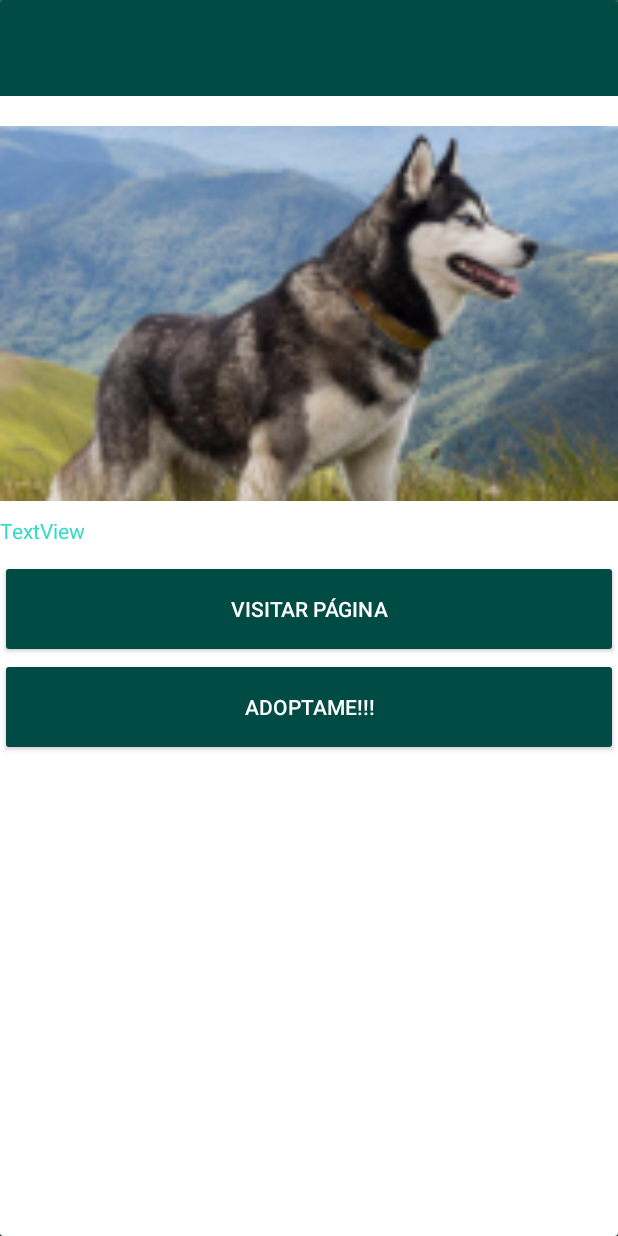
After one commit to andreww44/Patitas_Huachitos, an Android app: the FormularioActivity screen opened directly, with no data from a screen before it, on a phone screen of 412 x 824 dp. The commit adds this screen. Run offline under Robolectric (Android 15) with nearby library versions, the phone set to English and light mode, and no system bars.

Commit message:
Me falta el formulario

```diff
--- a/app/build.gradle.kts
+++ b/app/build.gradle.kts
@@ -26,6 +26,10 @@ android {
             )
         }
     }
+    buildFeatures{
+        viewBinding = true
+    }
+
     compileOptions {
         sourceCompatibility = JavaVersion.VERSION_1_8
         targetCompatibility = JavaVersion.VERSION_1_8
--- a/app/src/main/AndroidManifest.xml
+++ b/app/src/main/AndroidManifest.xml
@@ -2,7 +2,7 @@
 <manifest xmlns:android="http://schemas.android.com/apk/res/android"
     xmlns:tools="http://schemas.android.com/tools">
 
-    <uses-permission android:name="android.permission.INTERNET"></uses-permission>
+    <uses-permission android:name="android.permission.INTERNET" />
 
     <application
         android:allowBackup="true"
@@ -14,6 +14,9 @@
         android:supportsRtl="true"
         android:theme="@style/Theme.Patitas"
         tools:targetApi="31">
+        <activity
+            android:name=".FormularioActivity"
+            android:exported="false" />
         <activity
             android:name=".PetDetailActivity"
             android:exported="false" />
--- /dev/null
+++ b/app/src/main/java/pack/patitas/FormularioActivity.kt
@@ -0,0 +1,11 @@
+package pack.patitas
+
+import androidx.appcompat.app.AppCompatActivity
+import android.os.Bundle
+
+class FormularioActivity : AppCompatActivity() {
+    override fun onCreate(savedInstanceState: Bundle?) {
+        super.onCreate(savedInstanceState)
+        setContentView(R.layout.activity_formulario)
+    }
+}
--- /dev/null
+++ b/app/src/main/res/layout/activity_formulario.xml
@@ -0,0 +1,62 @@
+<?xml version="1.0" encoding="utf-8"?>
+<androidx.cardview.widget.CardView xmlns:android="http://schemas.android.com/apk/res/android"
+    xmlns:app="http://schemas.android.com/apk/res-auto"
+    xmlns:tools="http://schemas.android.com/tools"
+    android:id="@+id/name"
+    android:layout_width="match_parent"
+    android:layout_height="match_parent"
+    android:visibility="visible"
+    tools:context=".FormularioActivity">
+
+    <LinearLayout
+        android:layout_width="match_parent"
+        android:layout_height="match_parent"
+        android:orientation="vertical">
+
+        <androidx.appcompat.widget.Toolbar
+            android:id="@+id/toolbar3"
+            android:layout_width="match_parent"
+            android:layout_height="wrap_content"
+            android:background="?attr/colorPrimary"
+            android:minHeight="?attr/actionBarSize"
+            android:theme="?attr/actionBarTheme" />
+
+        <ImageView
+            android:id="@+id/image_detail"
+            android:layout_width="match_parent"
+            android:layout_height="250dp"
+            android:layout_marginTop="20dp"
+            android:adjustViewBounds="true"
+            android:scaleType="centerCrop"
+            android:src="@mipmap/placeholder_image_foreground" />
+
+        <ScrollView
+            android:layout_width="match_parent"
+            android:layout_height="wrap_content"
+            android:layout_marginTop="10dp"
+            android:layout_marginBottom="10dp" >
+
+            <TextView
+                android:id="@+id/textView2"
+                android:layout_width="match_parent"
+                android:layout_height="wrap_content"
+                android:text="TextView" />
+        </ScrollView>
+
+        <Button
+            android:id="@+id/button"
+            style="@style/Widget.AppCompat.Button.Colored"
+            android:layout_width="match_parent"
+            android:layout_height="65dp"
+            android:text="@string/link" />
+
+        <Button
+            android:id="@+id/adopme"
+            style="@style/Widget.AppCompat.Button.Colored"
+            android:layout_width="match_parent"
+            android:layout_height="65dp"
+            android:layout_marginBottom="10dp"
+            android:text="@string/adopme" />
+    </LinearLayout>
+
+</androidx.cardview.widget.CardView>
--- a/app/src/main/res/values/strings.xml
+++ b/app/src/main/res/values/strings.xml
@@ -14,8 +14,9 @@
     <string name="commune">Molina</string>
 
     <string name="datos">Datos</string>
-    <string name="link">Visitar Link</string>
-
+    <string name="link">Visitar Página</string>
+    <string name="search">¿Qué Estás Buscando?</string>
+    <string name="adopme"> Adoptame!!!  </string>
 
 
 </resources>
--- a/app/src/main/res/values/themes.xml
+++ b/app/src/main/res/values/themes.xml
@@ -4,10 +4,11 @@
         <!-- Customize your light theme here. -->
         <!-- <item name="colorPrimary">@color/my_light_primary</item> -->
         <!--item-->
-        <item name="colorPrimary">@color/greenaqua</item>
+        <item name="colorPrimary">@color/greenaqua2</item>
         <item name="colorPrimaryDark">@color/greenaqua2</item>
-        <item name="android:background">@color/background</item>
+        <item name="android:windowBackground">@color/background</item>
         <item name="android:textColor">@color/greenaqua</item>
+        <item name="android:buttonTint">@color/greenaqua2</item>
     </style>
 
     <style name="Theme.Patitas" parent="Base.Theme.Patitas" />
```
Also changed, not shown: app/src/main/java/pack/patitas/PetDetailActivity.kt (+25 -17 lines), app/src/main/java/pack/patitas/adapters/PetAdapterRecyclerCard.kt (+14 -2 lines), app/src/main/res/layout/activity_list_pets.xml (+28 -11 lines), app/src/main/res/layout/activity_pet_detail.xml (+100 -66 lines), app/src/main/res/layout/list_element.xml (+22 -5 lines).
